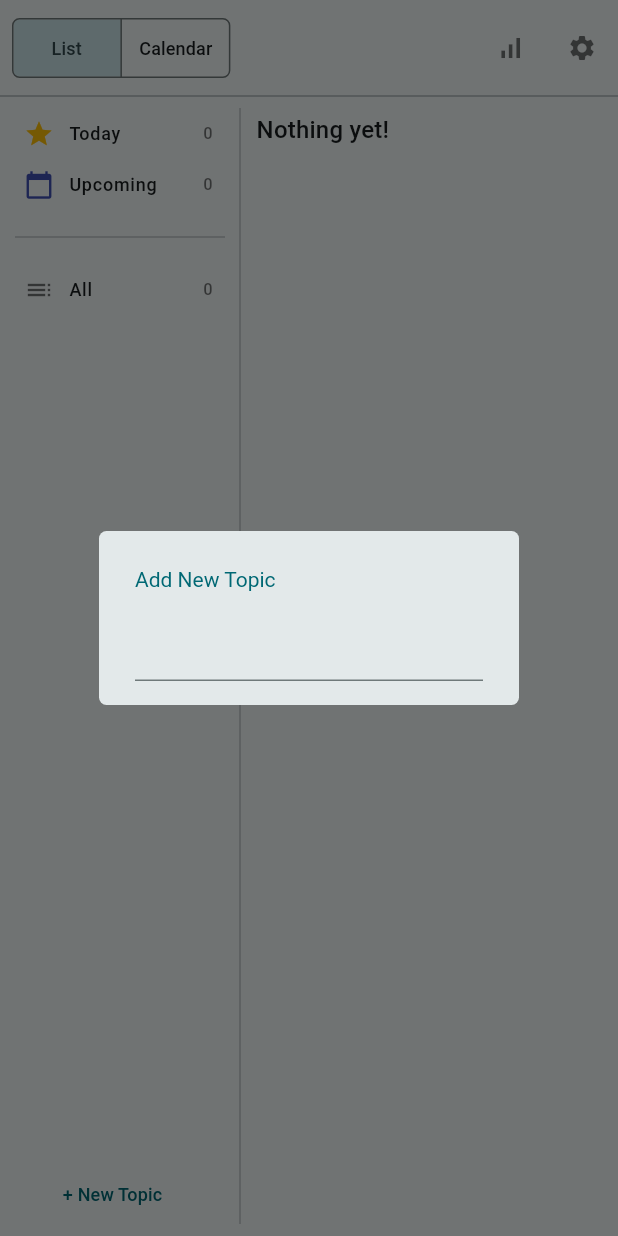
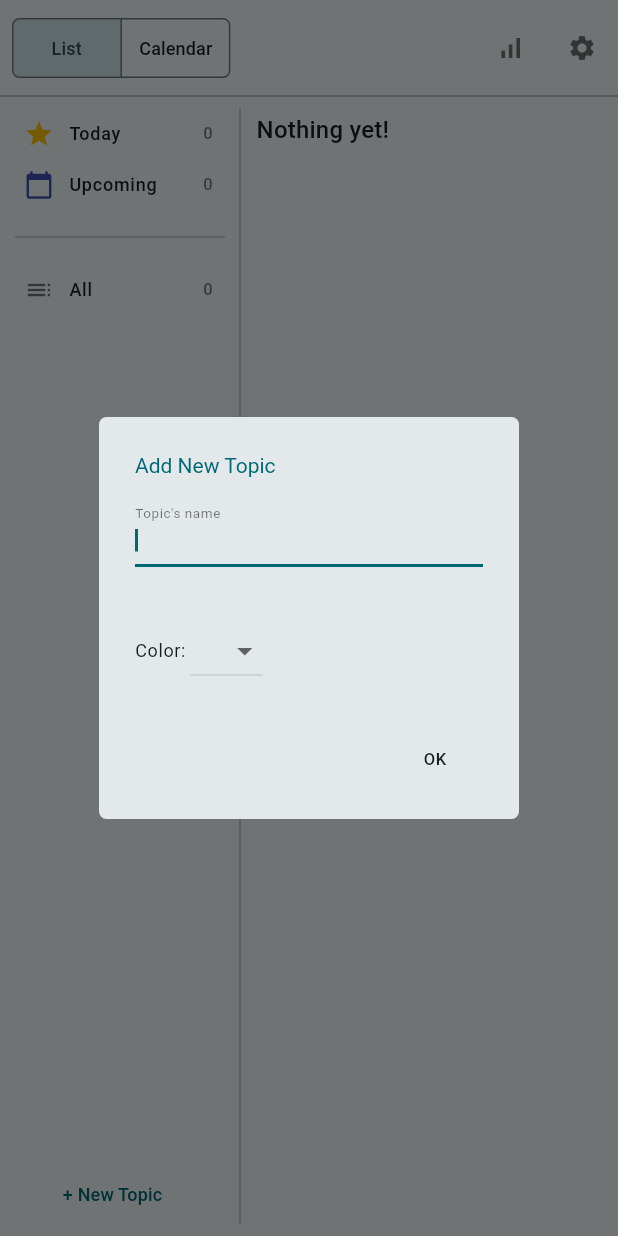
Before and after one commit to its-gayeon/todo-app, a Flutter app: the screen it shows after launch, after a tap on "+ New Topic", on a phone screen of 412 x 824 dp. Run offline on Flutter 3.47's test engine with Material 3 defaults, Android fonts, the phone set to English and light mode, and no system bars; our stand-ins replace sqflite, table_calendar; accounts and stored records are empty.

Commit message:
added add buttons

```diff
--- a/lib/pages/list_page.dart
+++ b/lib/pages/list_page.dart
@@ -152,7 +152,7 @@ class ActualStuff extends StatelessWidget {
                   return Text("No topics yet!");
                 }
 
-                // today
+                // 0: today
                 else if (selected[index] == NavIDs.today.index) {
                   List<ToDo> todayToDos = memoryState.getTodayToDos();
                   List<ToDo> overToDos = memoryState.getOverToDos();
@@ -185,6 +185,7 @@ class ActualStuff extends StatelessWidget {
                               ),
                             ),
 
+                      // today
                       todayToDos.isEmpty
                           ? const SizedBox()
                           : TopicTile(
@@ -209,12 +210,11 @@ class ActualStuff extends StatelessWidget {
                                 },
                               ),
                             )
-                      // today
                     ],
                   );
                 }
 
-                // upcoming
+                // 1: upcoming
                 else if (selected[index] == NavIDs.upcoming.index) {
                   List<ToDo> upcomingToDos = memoryState.getUpcomingToDos();
                   if (upcomingToDos.isEmpty) {
@@ -240,12 +240,12 @@ class ActualStuff extends StatelessWidget {
                   );
                 }
 
-                // All
+                // 2: All
                 else if (selected[index] == NavIDs.all.index) {
                   return const SizedBox(); // "continue"
                 }
 
-                // topics
+                // 3: topics
                 // TODO: check topic's existence before assigning to currTopic
                 final currTopic = topics[selected[index] - NavIDs.topic0.index];
 
@@ -273,7 +273,7 @@ class ActualStuff extends StatelessWidget {
 }
 
 class TopicTile extends StatelessWidget {
-  const TopicTile({
+  TopicTile({
     super.key,
     required this.topic,
     required this.children,
@@ -281,10 +281,13 @@ class TopicTile extends StatelessWidget {
 
   final Topic topic;
   final Widget children;
+  final taskTextFieldController = TextEditingController();
 
   @override
   Widget build(BuildContext context) {
     final TextTheme textTheme = Theme.of(context).textTheme;
+    var memoryState = context.watch<MemoryState>();
+
     return Theme(
       data: ThemeData(
           splashColor: Colors.transparent,
@@ -324,6 +327,31 @@ class TopicTile extends StatelessWidget {
                 color: Colors.black26,
               ),
               children,
+              ListTile(
+                minTileHeight: 10,
+                contentPadding: const EdgeInsets.only(left: 45, right: 12),
+                leading: Icon(
+                  Icons.add,
+                  color: topic.color.withAlpha(180),
+                ),
+                title: TextField(
+                    cursorHeight: 15,
+                    style: textTheme.bodyMedium,
+                    decoration: InputDecoration(
+                        isDense: true,
+                        border: InputBorder.none,
+                        hintText: "Add task",
+                        hintStyle: TextStyle(
+                            fontSize: textTheme.bodyMedium!.fontSize,
+                            fontWeight: textTheme.bodyMedium!.fontWeight,
+                            color: Colors.black54)),
+                    controller: taskTextFieldController,
+                    onSubmitted: (value) {
+                      memoryState.addToDo(
+                          ToDo(task: value, topicId: topic.id), topic.id);
+                      taskTextFieldController.clear();
+                    }),
+              ),
             ]),
       ),
     );
@@ -356,7 +384,7 @@ class ToDoTile extends StatelessWidget {
           currToDo.isCompleted
               ? Icons.check_box
               : Icons.check_box_outline_blank,
-          color: color.withAlpha(130),
+          color: color.withAlpha(180),
         ),
       ),
       title: Text(
@@ -559,7 +587,6 @@ class AddTopicButton extends StatelessWidget {
                 RoundedRectangleBorder(
                     borderRadius: BorderRadius.circular(5.0)))),
         onPressed: () => _topicDialog(context),
-        //style: make it minimum size!,
         child: Text(
           "+ New Topic",
           style: TextStyle(
@@ -571,10 +598,27 @@ class AddTopicButton extends StatelessWidget {
   }
 
   Future<void> _topicDialog(BuildContext context) {
+    TextTheme textTheme = Theme.of(context).textTheme;
+    List<Color> colorScheme = [
+      Colors.red,
+      Colors.orange,
+      Colors.yellow,
+      Colors.green,
+      Colors.blue,
+      Colors.purple,
+      Colors.black,
+    ];
+
+    String? topicName;
+    Color topicColor = Colors.black;
+
     return showDialog<void>(
       context: context,
       builder: (BuildContext context) {
+        return StatefulBuilder(
+          builder: (BuildContext context, StateSetter setState) {
             return SimpleDialog(
+              elevation: 0,
               title: const Text("Add New Topic"),
               shape: const RoundedRectangleBorder(
                   borderRadius: BorderRadius.all(Radius.circular(5))),
@@ -584,14 +628,80 @@ class AddTopicButton extends StatelessWidget {
                 color: Theme.of(context).primaryColor,
                 fontSize: Theme.of(context).textTheme.titleSmall!.fontSize,
               ),
-          children: const [
-            Column(children: [
-              Padding(
-                padding: EdgeInsets.symmetric(horizontal: 24.0),
-                child: TextField(),
+              children: [
+                SizedBox(
+                  width: 100,
+                  height: 200,
+                  child: Padding(
+                    padding: const EdgeInsets.symmetric(horizontal: 24.0),
+                    child: Column(
+                      children: [
+                        TextField(
+                            autofocus: true,
+                            cursorHeight: 15,
+                            style: textTheme.bodySmall,
+                            decoration: InputDecoration(
+                                labelText: "Topic's name",
+                                labelStyle: TextStyle(
+                                    fontSize: textTheme.bodySmall!.fontSize,
+                                    fontWeight: textTheme.bodySmall!.fontWeight,
+                                    color: Colors.black54)),
+                            onChanged: (value) {
+                              setState(() {
+                                topicName = value;
+                              });
+                            }),
+                        Expanded(
+                          child: Padding(
+                            padding: const EdgeInsets.only(top: 8.0),
+                            child: Row(
+                              children: [
+                                Text(
+                                  "Color: ",
+                                  style: textTheme.bodySmall,
                                 ),
-            ]),
+                                DropdownButton(
+                                    //TODO: need to customize!!!!! (actually make a separate widget file)
+                                    items: colorScheme
+                                        .map((element) => DropdownMenuItem(
+                                            value: element,
+                                            child: Icon(
+                                              Icons.circle,
+                                              color: element,
+                                            )))
+                                        .toList(),
+                                    onChanged: (value) {
+                                      setState(() => topicColor = value!);
+                                    }),
                               ],
+                            ),
+                          ),
+                        ),
+                        Align(
+                          alignment: Alignment.bottomRight,
+                          child: TextButton(
+                            onPressed: () {
+                              if (topicName != null) {
+                                log("adding!");
+                                var memoryState = context.read<MemoryState>();
+                                memoryState.addTopic(Topic(
+                                    id: memoryState.topiclen +
+                                        NavIDs.topic0.index,
+                                    name: topicName!,
+                                    color: topicColor));
+                              }
+                              Navigator.of(context).pop();
+                            },
+                            child: Text("OK", style: textTheme.labelSmall),
+                          ),
+                        ),
+                      ],
+                    ),
+                  ),
+                ),
+              ],
+            );
+          },
         );
       },
     );
```
Also changed, not shown: lib/states/memory_state.dart (+16 -11 lines). Lines whose indentation alone changed are shown as unchanged.
